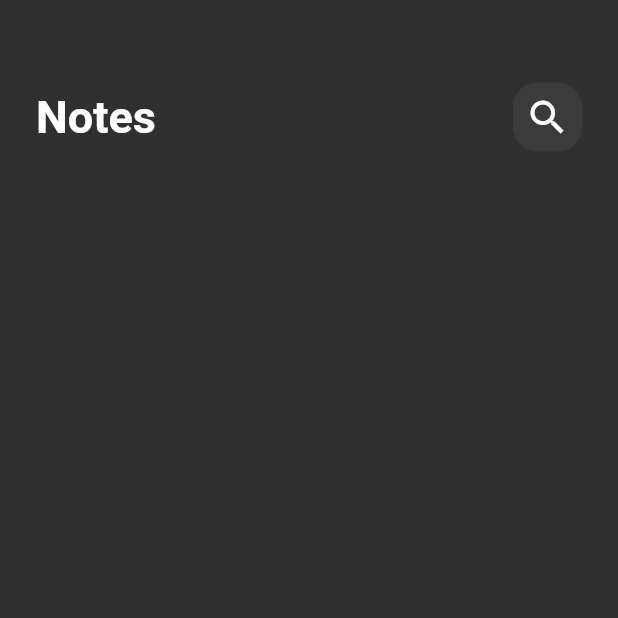
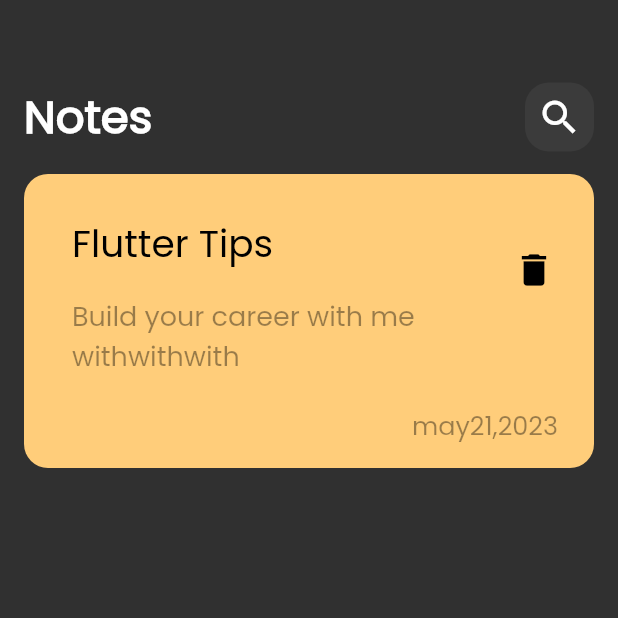
Before and after one commit to Ahmed2Ayman/notes_app, a Flutter app: the screen it shows after launch, on a phone screen of 412 x 824 dp, the top half of it. Run offline on Flutter 3.47's test engine with Material 2 defaults, Android fonts, the phone set to English and light mode, and no system bars.

Commit message:
create custom note item

```diff
--- a/lib/main.dart
+++ b/lib/main.dart
@@ -13,7 +13,9 @@ class NotesApp extends StatelessWidget {
   Widget build(BuildContext context) {
     return MaterialApp(
     debugShowCheckedModeBanner: false,
-      theme: ThemeData(brightness: Brightness.dark),
+      theme: ThemeData(brightness: Brightness.dark,
+      fontFamily: 'Poppins'
+      ),
       home:const NotesView(),
 
     );
--- /dev/null
+++ b/lib/views/Widgets/cutome_note_item.dart
@@ -0,0 +1,45 @@
+import 'package:flutter/material.dart';
+
+class NoteItem extends StatelessWidget {
+  const NoteItem({Key? key}) : super(key: key);
+
+  @override
+  Widget build(BuildContext context) {
+    return Container(
+        padding: EdgeInsets.only(top: 24,bottom: 16,left: 16),
+        decoration: BoxDecoration(
+          borderRadius: BorderRadius.circular(16),
+          color: const Color(0xffFFCD7A),
+        ),
+        child: Column(
+          crossAxisAlignment: CrossAxisAlignment.end,
+          children: [
+            ListTile(
+              title: Text('Flutter Tips',style:
+              TextStyle(
+                fontSize: 25,
+                color: Colors.black,
+              ),),
+              subtitle: Padding(
+                padding: const EdgeInsets.only(top: 16,bottom: 16),
+                child: Text('Build your career with me withwithwith',style: TextStyle(
+                  fontSize: 18,
+                  color: Colors.black.withOpacity(0.4),
+                ),),
+              ),
+              trailing: IconButton(onPressed: (){},icon: Icon(Icons.delete,size: 28,
+                color:Colors.black ,),),
+            ),
+            Padding(
+              padding: const EdgeInsets.only(right: 24),
+              child: Text('may21,2023',style: TextStyle(
+                fontSize: 17,
+                color: Colors.black.withOpacity(0.4),
+              ),),
+            ),
+          ],
+        )
+
+    );
+  }
+}
--- a/lib/views/Widgets/notes_view_body.dart
+++ b/lib/views/Widgets/notes_view_body.dart
@@ -1,6 +1,7 @@
 import 'package:flutter/material.dart';
 
 import 'custom_app_bar.dart';
+import 'cutome_note_item.dart';
 
 class NotesViewBody extends StatelessWidget {
   const NotesViewBody({Key?  key}) : super(key: key);
@@ -8,13 +9,17 @@ class NotesViewBody extends StatelessWidget {
   @override
   Widget build(BuildContext context) {
     return Padding(
-      padding: const EdgeInsets.symmetric(horizontal: 24),
+      padding: const EdgeInsets.symmetric(horizontal: 16),
       child: Column(
         children:const [
           SizedBox(
             height:55,
           ),
           CustomAppBar(),
+          SizedBox(
+            height:15 ,
+          ),
+          NoteItem(),
 
         ],
       ),
--- a/pubspec.yaml
+++ b/pubspec.yaml
@@ -73,7 +73,10 @@ flutter:
   # "family" key with the font family name, and a "fonts" key with a
   # list giving the asset and other descriptors for the font. For
   # example:
-  # fonts:
+  fonts:
+   - family: Poppins
+     fonts:
+       - asset: assets/fonts/Poppins-Regular.ttf
   #   - family: Schyler
   #     fonts:
   #       - asset: fonts/Schyler-Regular.ttf
```
Also changed, not shown: assets/fonts/Poppins-Regular.ttf (added), lib/views/Widgets/custom_app_bar.dart (line endings or trailing spaces).
